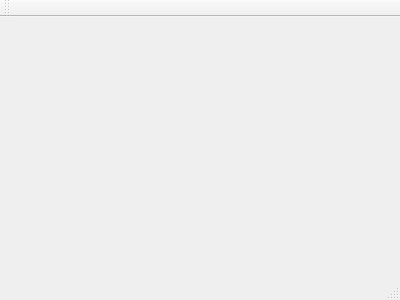
Old version of the form Hermes_GUI/loginwindow.ui in the repository gustavo-dgs/Hermes.
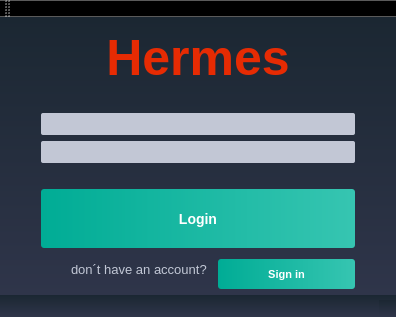
New version of the form.

Commit message: Pestañas con Layout

The edit to the form file:
```diff
--- a/Hermes_GUI/loginwindow.ui
+++ b/Hermes_GUI/loginwindow.ui
@@ -1,24 +1,336 @@
 <ui version="4.0">
  <class>LoginWindow</class>
- <widget class="QMainWindow" name="LoginWindow" >
-  <property name="geometry" >
+ <widget class="QMainWindow" name="LoginWindow">
+  <property name="geometry">
    <rect>
     <x>0</x>
     <y>0</y>
-    <width>400</width>
-    <height>300</height>
+    <width>396</width>
+    <height>317</height>
    </rect>
   </property>
   <property name="windowTitle" >
    <string>LoginWindow</string>
   </property>
-  <widget class="QMenuBar" name="menuBar" />
-  <widget class="QToolBar" name="mainToolBar" />
-  <widget class="QWidget" name="centralWidget" />
-  <widget class="QStatusBar" name="statusBar" />
+  <property name="styleSheet">
+   <string notr="true">QWidget
+{
+	background-color: qlineargradient(spread:repeat, x1:1, y1:0, x2:1, y2:1, stop:0 rgba(27, 39, 50, 255),stop:1 rgba(47, 53, 74, 255));
+	color: #000000;
+
+}</string>
+  </property>
+  <widget class="QWidget" name="centralWidget">
+   <property name="sizePolicy">
+    <sizepolicy hsizetype="Fixed" vsizetype="Fixed">
+     <horstretch>0</horstretch>
+     <verstretch>0</verstretch>
+    </sizepolicy>
+   </property>
+   <layout class="QVBoxLayout" name="verticalLayout_4">
+    <item>
+     <layout class="QVBoxLayout" name="verticalLayout_2">
+      <item>
+       <widget class="QLabel" name="label">
+        <property name="sizePolicy">
+         <sizepolicy hsizetype="Minimum" vsizetype="Preferred">
+          <horstretch>0</horstretch>
+          <verstretch>0</verstretch>
+         </sizepolicy>
+        </property>
+        <property name="maximumSize">
+         <size>
+          <width>16777215</width>
+          <height>70</height>
+         </size>
+        </property>
+        <property name="font">
+         <font>
+          <pointsize>-1</pointsize>
+          <weight>75</weight>
+          <bold>true</bold>
+         </font>
+        </property>
+        <property name="styleSheet">
+         <string notr="true">QLabel
+{
+	background-color: transparent;
+	color: #e62b03;
+	font-size: 50px;
+	font-weight: bold;
+
+
+}</string>
+        </property>
+        <property name="text">
+         <string>Hermes</string>
+        </property>
+        <property name="alignment">
+         <set>Qt::AlignCenter</set>
+        </property>
+       </widget>
+      </item>
+      <item>
+       <layout class="QVBoxLayout" name="verticalLayout">
+        <property name="leftMargin">
+         <number>30</number>
+        </property>
+        <property name="topMargin">
+         <number>20</number>
+        </property>
+        <property name="rightMargin">
+         <number>30</number>
+        </property>
+        <property name="bottomMargin">
+         <number>20</number>
+        </property>
+        <item>
+         <widget class="QLineEdit" name="lineEdit_2">
+          <property name="sizePolicy">
+           <sizepolicy hsizetype="Minimum" vsizetype="Preferred">
+            <horstretch>0</horstretch>
+            <verstretch>0</verstretch>
+           </sizepolicy>
+          </property>
+          <property name="maximumSize">
+           <size>
+            <width>1500</width>
+            <height>60</height>
+           </size>
+          </property>
+          <property name="styleSheet">
+           <string notr="true">QLineEdit
+{
+	background-color: #c2c7d5;
+	color: #000;
+	font-weight: bold;
+	border: none;
+	border-radius: 2px;
+	padding: 3px;
+
+}</string>
+          </property>
+          <property name="alignment">
+           <set>Qt::AlignLeading|Qt::AlignLeft|Qt::AlignVCenter</set>
+          </property>
+         </widget>
+        </item>
+        <item>
+         <widget class="QLineEdit" name="lineEdit">
+          <property name="sizePolicy">
+           <sizepolicy hsizetype="Minimum" vsizetype="Preferred">
+            <horstretch>0</horstretch>
+            <verstretch>0</verstretch>
+           </sizepolicy>
+          </property>
+          <property name="maximumSize">
+           <size>
+            <width>1500</width>
+            <height>60</height>
+           </size>
+          </property>
+          <property name="layoutDirection">
+           <enum>Qt::LeftToRight</enum>
+          </property>
+          <property name="styleSheet">
+           <string notr="true">QLineEdit
+{
+	background-color: #c2c7d5;
+	color: #000;
+	font-weight: bold;
+	border: none;
+	border-radius: 2px;
+	padding: 3px;
+
+}</string>
+          </property>
+          <property name="alignment">
+           <set>Qt::AlignLeading|Qt::AlignLeft|Qt::AlignVCenter</set>
+          </property>
+         </widget>
+        </item>
+       </layout>
+      </item>
+      <item>
+       <layout class="QVBoxLayout" name="verticalLayout_3">
+        <property name="leftMargin">
+         <number>30</number>
+        </property>
+        <property name="rightMargin">
+         <number>30</number>
+        </property>
+        <item>
+         <widget class="QPushButton" name="pushButton">
+          <property name="sizePolicy">
+           <sizepolicy hsizetype="Minimum" vsizetype="Preferred">
+            <horstretch>0</horstretch>
+            <verstretch>0</verstretch>
+           </sizepolicy>
+          </property>
+          <property name="maximumSize">
+           <size>
+            <width>1500</width>
+            <height>100</height>
+           </size>
+          </property>
+          <property name="font">
+           <font>
+            <pointsize>-1</pointsize>
+            <weight>75</weight>
+            <bold>true</bold>
+           </font>
+          </property>
+          <property name="styleSheet">
+           <string notr="true">QPushButton
+{
+	background-color: qlineargradient(spread:pad, x1:0, y1:0.511, x2:1, y2:0.511, stop:0 rgba(0, 172, 149, 255),stop:0.995192 rgba(54, 197, 177, 255));
+	color: #fff;
+	font-size: 14px;
+	font-weight: bold;
+	border: none;
+	border-radius: 3px;
+	padding: 5px;
+
+}</string>
+          </property>
+          <property name="text">
+           <string>Login</string>
+          </property>
+          <property name="iconSize">
+           <size>
+            <width>24</width>
+            <height>24</height>
+           </size>
+          </property>
+         </widget>
+        </item>
+       </layout>
+      </item>
+     </layout>
+    </item>
+    <item>
+     <layout class="QHBoxLayout" name="horizontalLayout">
+      <property name="spacing">
+       <number>10</number>
+      </property>
+      <property name="leftMargin">
+       <number>60</number>
+      </property>
+      <property name="rightMargin">
+       <number>30</number>
+      </property>
+      <item>
+       <widget class="QLabel" name="label_2">
+        <property name="sizePolicy">
+         <sizepolicy hsizetype="Minimum" vsizetype="Preferred">
+          <horstretch>0</horstretch>
+          <verstretch>0</verstretch>
+         </sizepolicy>
+        </property>
+        <property name="maximumSize">
+         <size>
+          <width>210</width>
+          <height>40</height>
+         </size>
+        </property>
+        <property name="contextMenuPolicy">
+         <enum>Qt::NoContextMenu</enum>
+        </property>
+        <property name="layoutDirection">
+         <enum>Qt::LeftToRight</enum>
+        </property>
+        <property name="styleSheet">
+         <string notr="true">QLabel
+{
+	background-color: transparent;
+	color: #c2c7d5;
+	font-size: 13px;
+
+}</string>
+        </property>
+        <property name="text">
+         <string>don´t have an account?</string>
+        </property>
+       </widget>
+      </item>
+      <item>
+       <widget class="QPushButton" name="pushButton_2">
+        <property name="sizePolicy">
+         <sizepolicy hsizetype="Minimum" vsizetype="Minimum">
+          <horstretch>0</horstretch>
+          <verstretch>0</verstretch>
+         </sizepolicy>
+        </property>
+        <property name="minimumSize">
+         <size>
+          <width>100</width>
+          <height>30</height>
+         </size>
+        </property>
+        <property name="maximumSize">
+         <size>
+          <width>200</width>
+          <height>20</height>
+         </size>
+        </property>
+        <property name="layoutDirection">
+         <enum>Qt::RightToLeft</enum>
+        </property>
+        <property name="styleSheet">
+         <string notr="true">QPushButton
+{
+	background-color: qlineargradient(spread:pad, x1:0, y1:0.511, x2:1, y2:0.511, stop:0 rgba(0, 172, 149, 255),stop:0.995192 rgba(54, 197, 177, 255));
+	color: #fff;
+	font-size: 11px;
+	font-weight: bold;
+	border: none;
+	border-radius: 3px;
+	padding: 5px;
+
+}</string>
+        </property>
+        <property name="text">
+         <string>Sign in</string>
+        </property>
+       </widget>
+      </item>
+     </layout>
+    </item>
+   </layout>
+  </widget>
+  <widget class="QMenuBar" name="menuBar">
+   <property name="geometry">
+    <rect>
+     <x>0</x>
+     <y>0</y>
+     <width>396</width>
+     <height>27</height>
+    </rect>
+   </property>
+  </widget>
+  <widget class="QToolBar" name="mainToolBar">
+   <property name="sizePolicy">
+    <sizepolicy hsizetype="Minimum" vsizetype="Preferred">
+     <horstretch>0</horstretch>
+     <verstretch>0</verstretch>
+    </sizepolicy>
+   </property>
+   <property name="maximumSize">
+    <size>
+     <width>1500</width>
+     <height>40</height>
+    </size>
+   </property>
+   <attribute name="toolBarArea">
+    <enum>TopToolBarArea</enum>
+   </attribute>
+   <attribute name="toolBarBreak">
+    <bool>false</bool>
+   </attribute>
+  </widget>
+  <widget class="QStatusBar" name="statusBar"/>
  </widget>
- <layoutDefault spacing="6" margin="11" />
- <pixmapfunction></pixmapfunction>
+ <layoutdefault spacing="6" margin="11"/>
  <resources/>
  <connections/>
 </ui>
```
Left out of the diff: 3 changed lines with no effect on the pictures. The commit also changes 16 other files.
